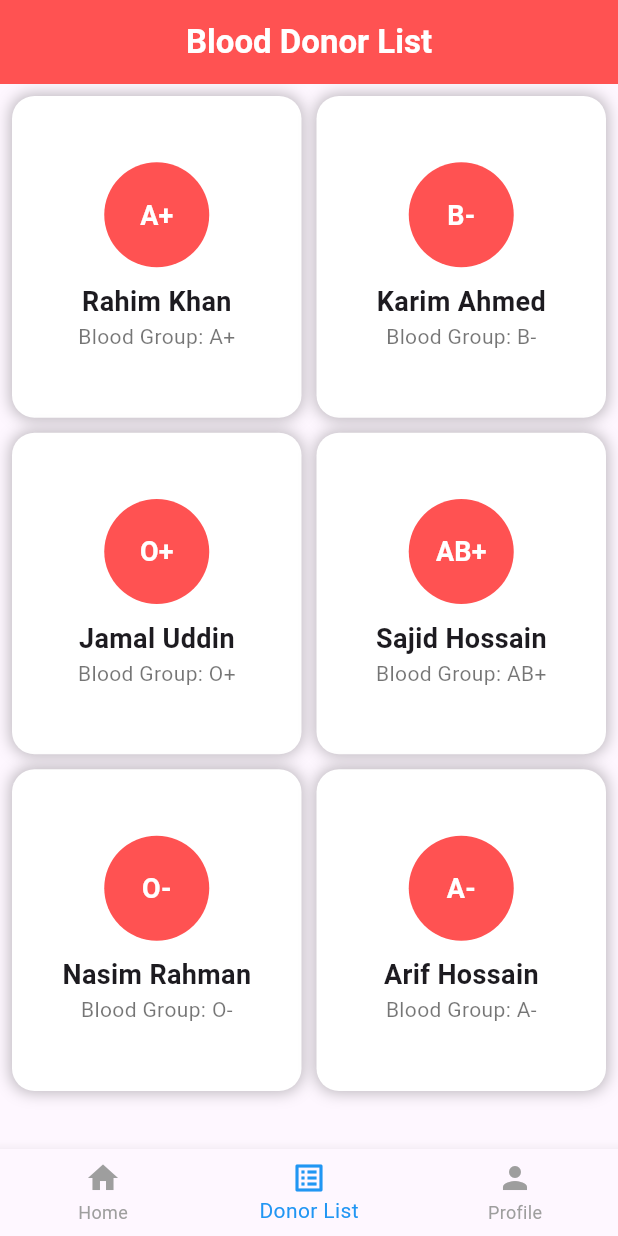
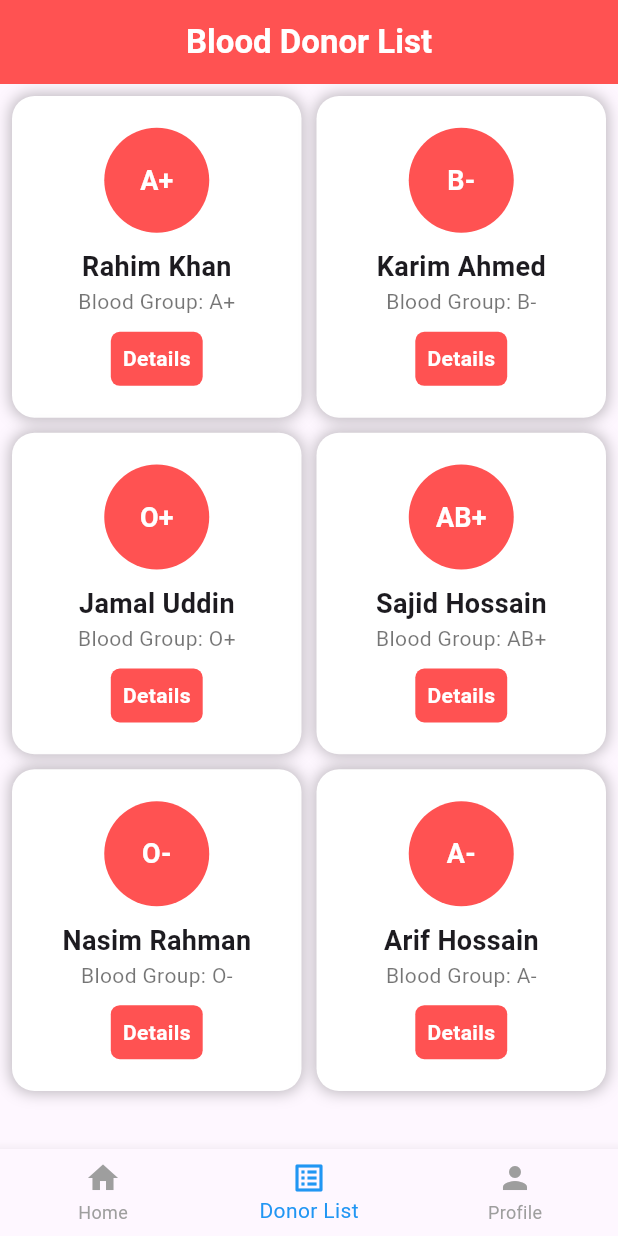
Before and after one commit to sifat5256/class_2_team_work, a Flutter app: the screen it shows after launch, item 2 of the bottom bar chosen, on a phone screen of 412 x 824 dp. Run offline on Flutter 3.47's test engine with Material 3 defaults, Android fonts, the phone set to English and light mode, and no system bars.

Commit message:
add_bottom_nav_bar,donor list,donor details

```diff
--- a/lib/bottom_na_bar.dart
+++ b/lib/bottom_na_bar.dart
@@ -17,7 +17,7 @@ class _BottomNavBarScreenState extends State<BottomNavBarScreen> {
     HomeScreen(),
     BloodDonorListScreen(),
 
-    Center(child: Text('Search Screen', style: TextStyle(fontSize: 20))),
+    Center(child: Text('Profile Screen', style: TextStyle(fontSize: 20))),
   ];
 
   void _onItemTapped(int index) {
--- a/lib/donor_list.dart
+++ b/lib/donor_list.dart
@@ -97,6 +97,20 @@ class _DonorCardState extends State<DonorCard> {
             SizedBox(height: 10),
             Text(widget.donor['name']!, style: TextStyle(fontSize: 18, fontWeight: FontWeight.bold)),
             Text('Blood Group: ${widget.donor['bloodGroup']}', style: TextStyle(color: Colors.black54)),
+            SizedBox(height: 10),
+            Container(
+              decoration: BoxDecoration(
+                borderRadius: BorderRadius.circular(6),
+                color: Colors.redAccent
+              ),
+              child: Padding(
+                padding: const EdgeInsets.all(8.0),
+                child: Text("Details",style: TextStyle(
+                  color: Colors.white,
+                  fontWeight: FontWeight.bold
+                ),),
+              ),
+            )
           ],
         ),
       ),
```
Also changed, not shown: lib/profile_screen.dart (added).
